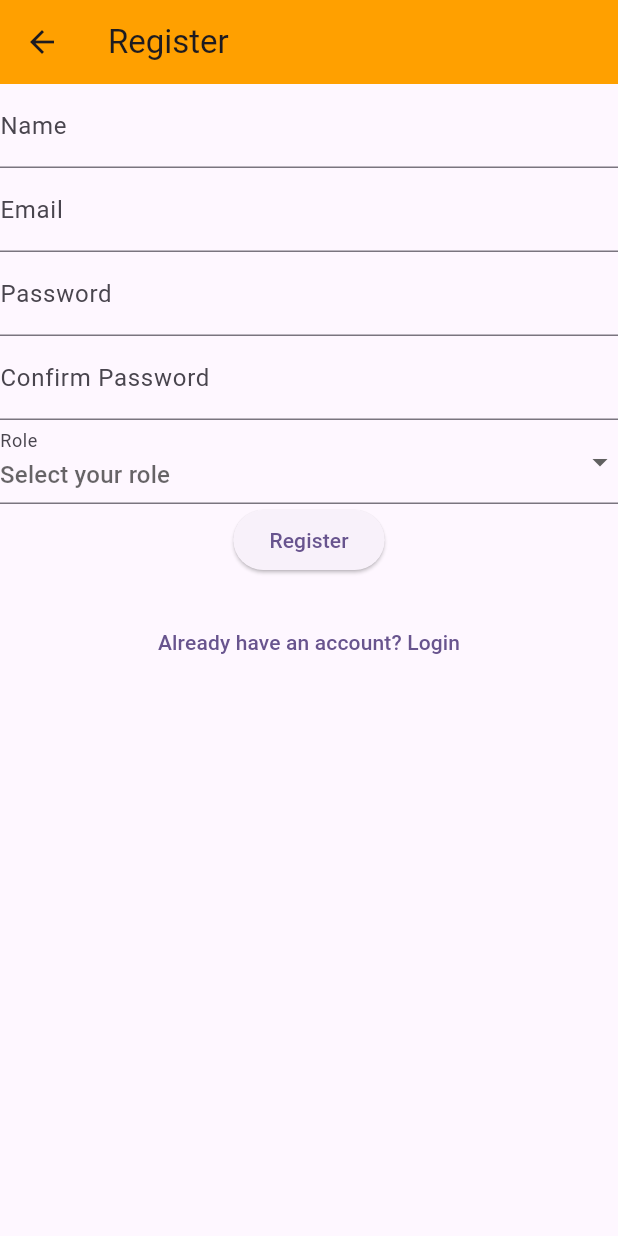
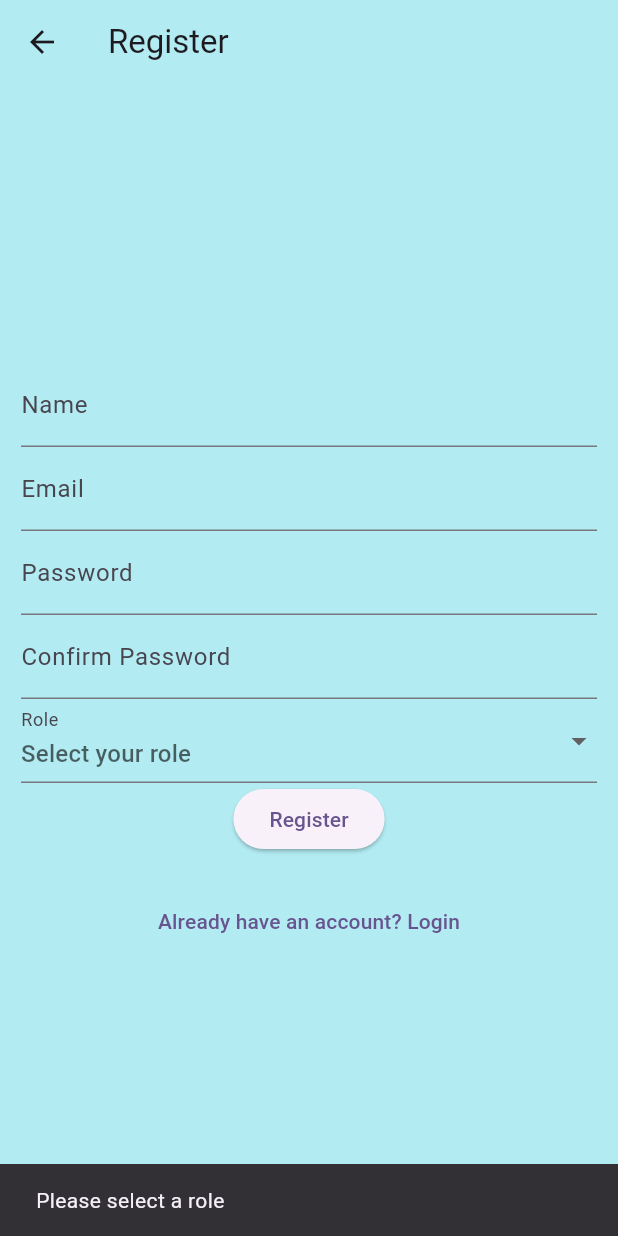
Before and after one commit to The-Black-Shadow/doctorspoint, a Flutter app: the RegisterScreen screen opened directly, after a tap on "Register", on a phone screen of 412 x 824 dp. Run offline on Flutter 3.47's test engine with Material 3 defaults, Android fonts, the phone set to English and light mode, and no system bars; our stand-ins replace cloud_firestore, firebase_auth, firebase_core, lottie, webview_flutter; accounts and stored records are empty.

Commit message:
modified selected role logic for null safety

```diff
--- a/lib/screen/auth/login_screen.dart
+++ b/lib/screen/auth/login_screen.dart
@@ -83,15 +83,18 @@ class _LoginScreenState extends State<LoginScreen> {
       backgroundColor: Colors.cyan[100],
       appBar: AppBar(
         backgroundColor: Colors.cyan[100],
-        title: const Text('Login'),
+        // title: const Text('Login'),
       ),
       body: Form(
         key: _formkey,
         child: Padding(
           padding: const EdgeInsets.all(24.0),
+          child: SingleChildScrollView(
             child: Column(
               mainAxisAlignment: MainAxisAlignment.center,
+              crossAxisAlignment: CrossAxisAlignment.center,
               children: <Widget>[
+                const SizedBox(height: 40),
                 const Text(
                   'Hey ! Welcome ',
                   style: TextStyle(
@@ -136,6 +139,7 @@ class _LoginScreenState extends State<LoginScreen> {
             ),
           ),
         ),
+      ),
     );
   }
 }
--- a/lib/screen/auth/register_screen.dart
+++ b/lib/screen/auth/register_screen.dart
@@ -36,6 +36,7 @@ class _RegisterScreenState extends State<RegisterScreen> {
               const SnackBar(content: Text('User registered successfully')));
         }
 
+        // Clear form fields
         nameController.clear();
         emailController.clear();
         passwordController.clear();
@@ -72,11 +73,15 @@ class _RegisterScreenState extends State<RegisterScreen> {
   @override
   Widget build(BuildContext context) {
     return Scaffold(
+      backgroundColor: Colors.cyan[100],
       appBar: AppBar(
-        backgroundColor: Colors.amber[700],
+        backgroundColor: Colors.cyan[100],
         title: const Text('Register'),
       ),
-      body: Column(
+      body: Padding(
+        padding: const EdgeInsets.all(14.0),
+        child: Column(
+          mainAxisAlignment: MainAxisAlignment.center,
           children: [
             Form(
               key: _formKey,
@@ -129,7 +134,7 @@ class _RegisterScreenState extends State<RegisterScreen> {
                     ),
                     validator: (value) {
                       if (value == null || value.isEmpty) {
-                      return 'Please enter your password';
+                        return 'Please confirm your password';
                       }
                       if (value != passwordController.text) {
                         return 'Password does not match';
@@ -165,8 +170,14 @@ class _RegisterScreenState extends State<RegisterScreen> {
                   ),
                   ElevatedButton(
                     onPressed: () {
+                      if (selectedRole != null) {
                         signUp(emailController.text, passwordController.text,
                             nameController.text, selectedRole!);
+                      } else {
+                        ScaffoldMessenger.of(context).showSnackBar(
+                          const SnackBar(content: Text('Please select a role')),
+                        );
+                      }
                     },
                     child: const Text('Register'),
                   ),
@@ -185,6 +196,7 @@ class _RegisterScreenState extends State<RegisterScreen> {
             ),
           ],
         ),
+      ),
     );
   }
 }
```
Lines whose indentation alone changed are shown as unchanged.
